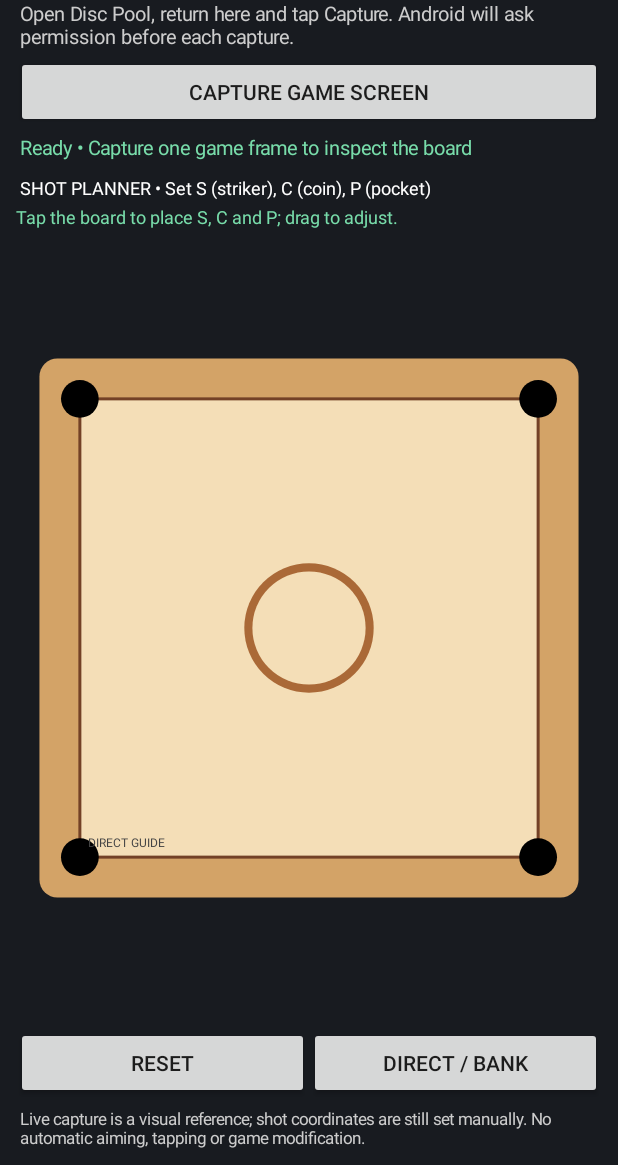
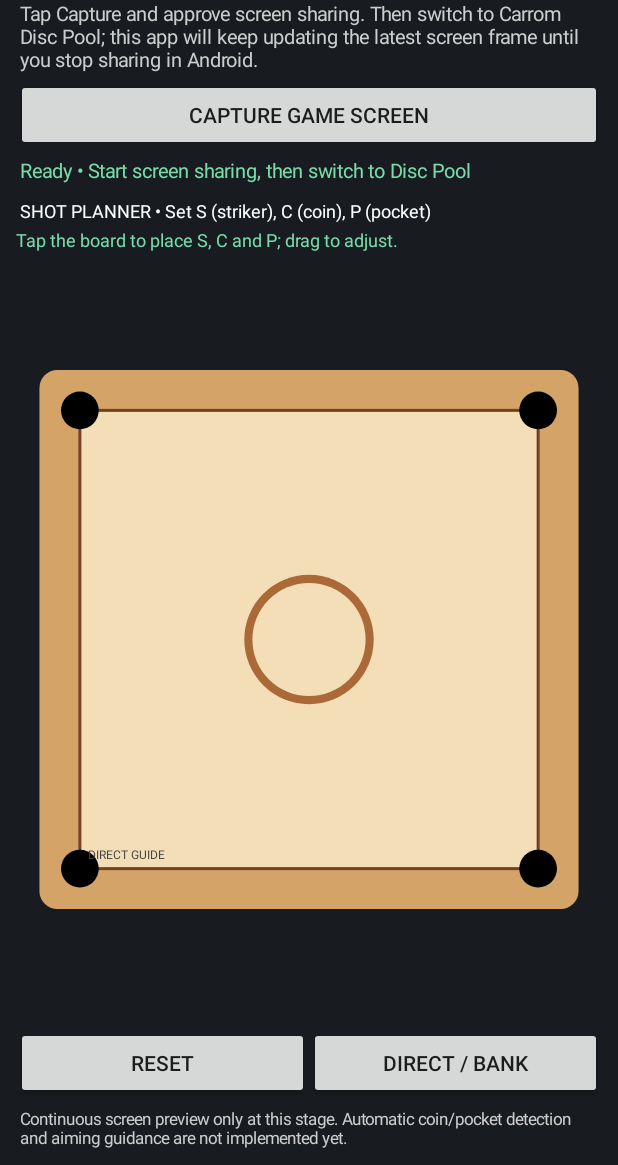
Before and after one commit to Grootttt/CarromAimPro-, an Android app: the screen it shows after launch (MainActivity), on a phone screen of 412 x 824 dp, the part 71-1236 px from its top. Run offline under Robolectric (Android 15) with nearby library versions, the phone set to English and light mode, and no system bars.

Commit message:
Explain continuous game screen capture flow

```diff
--- a/app/src/main/java/com/grootttt/carromaimpro/MainActivity.kt
+++ b/app/src/main/java/com/grootttt/carromaimpro/MainActivity.kt
@@ -31,7 +31,7 @@ class MainActivity : Activity() {
             if (bitmap != null) {
                 preview.setImageBitmap(bitmap)
                 preview.visibility = View.VISIBLE
-                status.text = "Captured game screen. Use the board below to plan a shot."
+                status.text = "Live screen feed active • latest frame updated. Coin detection is the next development step."
             } else {
                 status.text = "Capture saved, but preview could not be opened."
             }
@@ -56,13 +56,13 @@ class MainActivity : Activity() {
             setPadding(4, 8, 4, 8)
         }
         val help = TextView(this).apply {
-            text = "Open Disc Pool, return here and tap Capture. Android will ask permission before each capture."
+            text = "Tap Capture and approve screen sharing. Then switch to Carrom Disc Pool; this app will keep updating the latest screen frame until you stop sharing in Android."
             textSize = 13f
             setTextColor(Color.LTGRAY)
             setPadding(4, 0, 4, 6)
         }
         status = TextView(this).apply {
-            text = "Ready • Capture one game frame to inspect the board"
+            text = "Ready • Start screen sharing, then switch to Disc Pool"
             textSize = 13f
             setTextColor(Color.rgb(120, 220, 170))
             setPadding(4, 6, 4, 6)
@@ -110,7 +110,7 @@ class MainActivity : Activity() {
             setOnClickListener { board.toggleBank() }
         }, LinearLayout.LayoutParams(0, -2, 1f))
         val note = TextView(this).apply {
-            text = "Live capture is a visual reference; shot coordinates are still set manually. No automatic aiming, tapping or game modification."
+            text = "Continuous screen preview only at this stage. Automatic coin/pocket detection and aiming guidance are not implemented yet."
             textSize = 11f
             setTextColor(Color.LTGRAY)
             setPadding(4, 8, 4, 4)
@@ -137,7 +137,7 @@ class MainActivity : Activity() {
                 putExtra(ScreenCaptureService.EXTRA_DATA, data)
             }
             if (Build.VERSION.SDK_INT >= 26) startForegroundService(service) else startService(service)
-            status.text = "Capturing… keep the permission prompt-approved screen available briefly."
+            status.text = "Screen sharing started • switch to Carrom Disc Pool now. Keep sharing active while playing."
         } else if (requestCode == captureRequest) {
             status.text = "Screen capture cancelled. Tap Capture to try again."
         }
```
